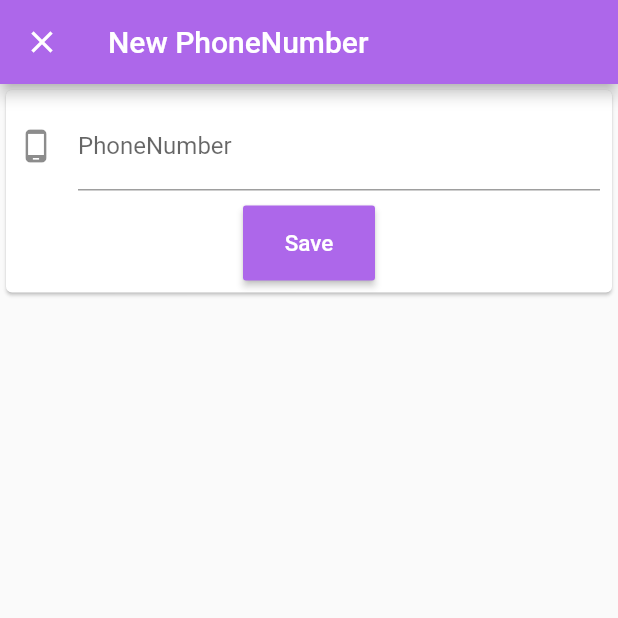
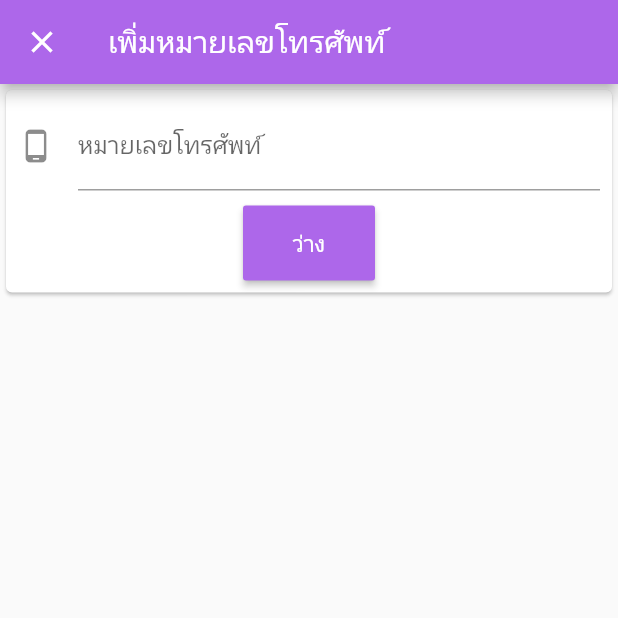
Before and after one commit to thisadee2897/finalapp, a Flutter app: the screen it shows once a user with an empty profile is signed in, item 2 of the bottom bar chosen, after a tap on "เพิ่มหมายเลขโทรศัพท์", on a phone screen of 412 x 824 dp, the top half of it. Run offline on Flutter 3.47's test engine with Material 2 defaults, Android fonts, the light colour scheme and no system bars; our stand-ins replace cloud_firestore, firebase_auth, firebase_core, font_awesome_flutter, google_sign_in, rxdart; missing offline and left inert: flutter_appavailability; accounts and stored records are empty.

Commit message:
account_page  => updeate  เปลี่ยนเป็นภาษาไทย

```diff
--- a/flutter_appc/lib/app/home/account/account_add_address.dart
+++ b/flutter_appc/lib/app/home/account/account_add_address.dart
@@ -93,7 +93,7 @@ class _AccountAddPlaceState extends State<AccountAddPlace> {
   Widget build(BuildContext context) {
     return Scaffold(
       appBar: AppBar(
-        title: Text(widget.myAddress == null ? 'New Place' : 'Edit Place'),
+        title: Text(widget.myAddress == null ? 'เพิ่มที่อยู่' : 'แก้ไขที่อยู่'),
         backgroundColor: MyColors.primaryColorLight,
       ),
       body: SingleChildScrollView(
@@ -108,7 +108,7 @@ class _AccountAddPlaceState extends State<AccountAddPlace> {
                     initialValue: _address,
                     decoration: const InputDecoration(
                       icon: Icon(Icons.location_pin),
-                      labelText: 'Address',
+                      labelText: 'ที่อยู่',
                     ),
                     onSaved: (value) => _address = value,
                   ),
@@ -117,7 +117,7 @@ class _AccountAddPlaceState extends State<AccountAddPlace> {
                   ),
                   CustomRaisedButton(
                     child: Text(
-                      'Save',
+                      'บันทึก',
                       style: TextStyle(color: Colors.white, fontSize: 15.0),
                     ),
                     color: MyColors.primaryColorLight,
--- a/flutter_appc/lib/app/home/account/account_add_email.dart
+++ b/flutter_appc/lib/app/home/account/account_add_email.dart
@@ -91,7 +91,7 @@ class _AccountAddEmailState extends State<AccountAddEmail> {
   Widget build(BuildContext context) {
     return Scaffold(
       appBar: AppBar(
-        title: Text(widget.myemail == null ? 'New Email' : 'Edit Email'),
+        title: Text(widget.myemail == null ? 'เพิ่มอีเมล์' : 'แก้ไขอีเมล์'),
         backgroundColor: MyColors.primaryColorLight,
       ),
       body: SingleChildScrollView(
@@ -106,7 +106,7 @@ class _AccountAddEmailState extends State<AccountAddEmail> {
                     initialValue: _email,
                     decoration: const InputDecoration(
                       icon: Icon(Icons.email),
-                      labelText: 'Email',
+                      labelText: 'อีเมล์',
                     ),
                     onSaved: (value) => _email = value,
                   ),
@@ -115,7 +115,7 @@ class _AccountAddEmailState extends State<AccountAddEmail> {
                   ),
                   CustomRaisedButton(
                     child: Text(
-                      'Save',
+                      'บันทึก',
                       style: TextStyle(color: Colors.white, fontSize: 15.0),
                     ),
                     color: MyColors.primaryColorLight,
--- a/flutter_appc/lib/app/home/account/account_addphone.dart
+++ b/flutter_appc/lib/app/home/account/account_addphone.dart
@@ -90,8 +90,8 @@ class _AccountAddPhoneState extends State<AccountAddPhone> {
     return Scaffold(
       appBar: AppBar(
         title: Text(widget.myPhoneNumber == null
-            ? 'New PhoneNumber'
-            : 'Edit PhoneNumber'),
+            ? 'เพิ่มหมายเลขโทรศัพท์'
+            : 'แก้ไขหมายเลขโทรศัพท์'),
         backgroundColor: MyColors.primaryColorLight,
       ),
       body: SingleChildScrollView(
@@ -105,11 +105,11 @@ class _AccountAddPhoneState extends State<AccountAddPhone> {
                   TextFormField(
                     decoration: const InputDecoration(
                       icon: Icon(Icons.phone_android),
-                      labelText: 'PhoneNumber',
+                      labelText: 'หมายเลขโทรศัพท์',
                     ),
                     initialValue: _phone,
                     validator: (value) =>
-                        value.isNotEmpty ? null : 'phone can\'t be empty',
+                        value.isNotEmpty ? null : 'ข้อมูลว่างเปล่า',
                     onSaved: (value) => _phone = value,
                     keyboardType: TextInputType.numberWithOptions(
                       signed: false,
@@ -121,7 +121,7 @@ class _AccountAddPhoneState extends State<AccountAddPhone> {
                   ),
                   CustomRaisedButton(
                     child: Text(
-                      'Save',
+                      'ว่าง',
                       style: TextStyle(color: Colors.white, fontSize: 15.0),
                     ),
                     color: MyColors.primaryColorLight,
```
